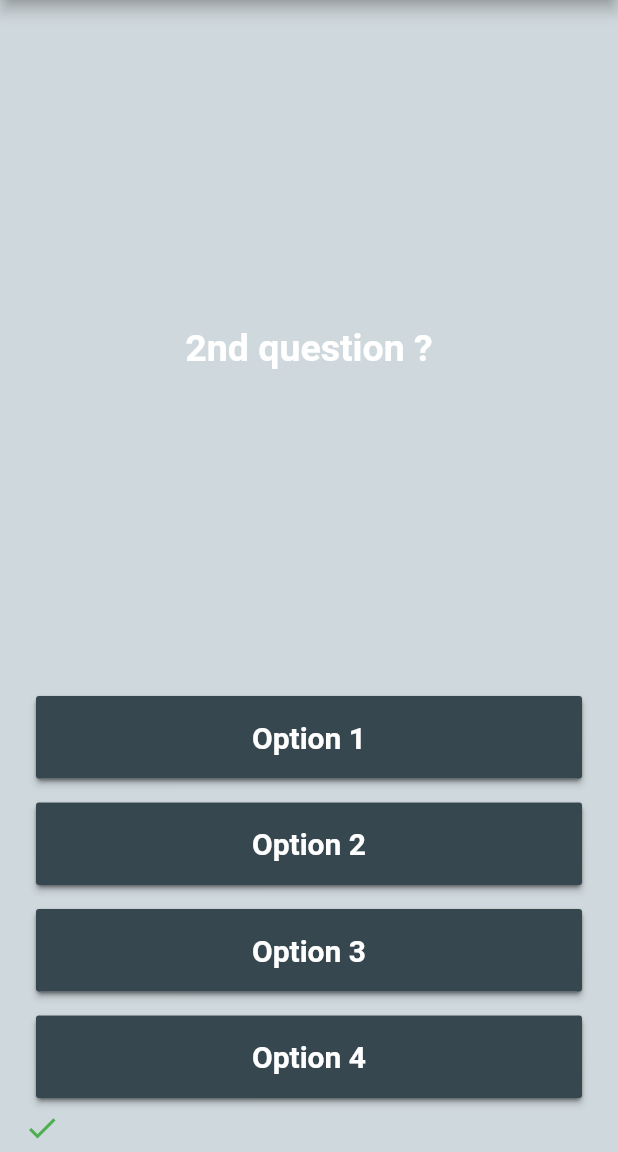
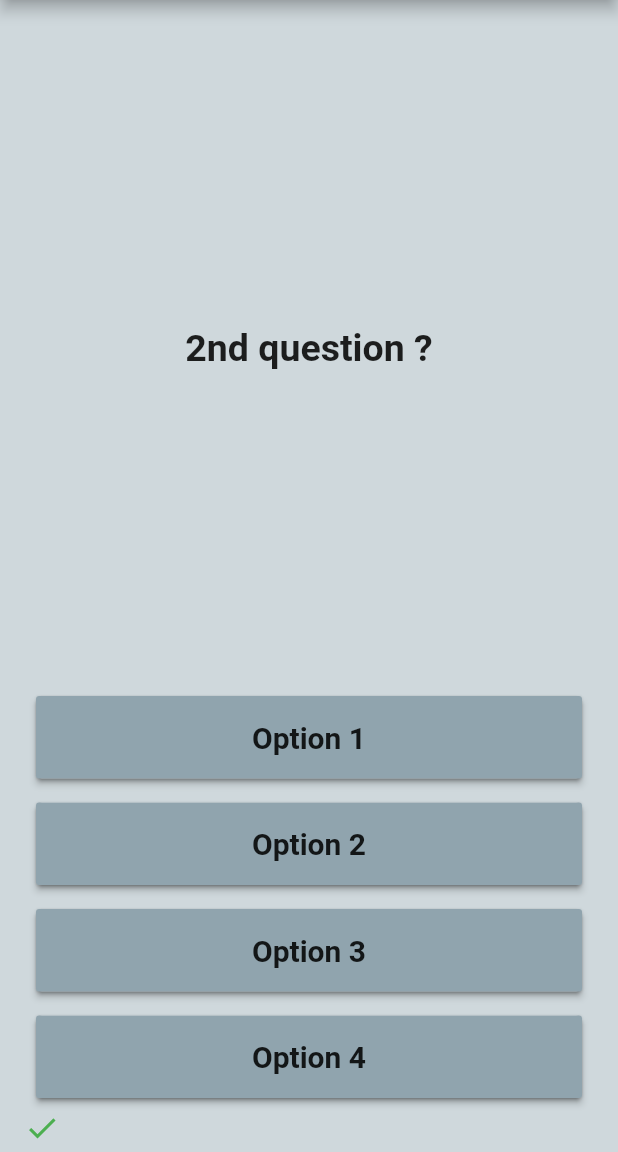
Before and after one commit to G1Joshi/quiz_app, a Flutter app: the screen it shows after launch, after a tap on "Option 1", on a phone screen of 412 x 824 dp, the part 84-1236 px from its top. Run offline on Flutter 3.47's test engine with Material 2 defaults, Android fonts, the phone set to English and light mode, and no system bars.

Commit message:
update home

```diff
--- a/lib/view/home.dart
+++ b/lib/view/home.dart
@@ -10,7 +10,7 @@ class _HomePageState extends State<HomePage> {
   late Questions quiz;
   List<Icon> score = [];
   Color? color;
-  int? selected;
+  int selected = -1;
 
   void checkAnswer(String selectedAnswer) async {
     String correctAnswer = quiz.getAnswer();
@@ -34,9 +34,10 @@ class _HomePageState extends State<HomePage> {
       });
     }
 
-    await Future.delayed(Duration(seconds: 1));
-    setState(() {
-      selected = -1;
+    await Future.delayed(Duration(milliseconds: 1000), () {
+      setState(() {
+        selected = -1;
+      });
     });
 
     int qNo = quiz.nextQuestion();
@@ -112,7 +113,7 @@ class _HomePageState extends State<HomePage> {
                 style: TextStyle(
                   fontSize: 25.0,
                   fontWeight: FontWeight.bold,
-                  color: Colors.white,
+                  // color: Colors.white,
                 ),
               ),
             ),
@@ -122,25 +123,25 @@ class _HomePageState extends State<HomePage> {
             itemCount: quiz.getOptions().length,
             itemBuilder: (context, index) => Card(
               margin: EdgeInsets.all(8),
-              shadowColor: Colors.blueGrey[900],
               child: MaterialButton(
-                textColor: Colors.white,
-                color: selected == index ? color : Colors.blueGrey[800],
+                color:
+                    selected == index ? color : Theme.of(context).primaryColor,
                 child: Padding(
                   padding: EdgeInsets.all(16.0),
                   child: Text(
                     quiz.getOptions()[index],
                     style: TextStyle(
-                      color: Colors.white,
                       fontWeight: FontWeight.bold,
                       fontSize: 20.0,
                     ),
                   ),
                 ),
-                onPressed: () {
-                  selected = index;
-                  checkAnswer(quiz.getOptions()[index]);
-                },
+                onPressed: (selected == -1)
+                    ? () {
+                        selected = index;
+                        checkAnswer(quiz.getOptions()[index]);
+                      }
+                    : () {},
               ),
             ),
           ),
```
